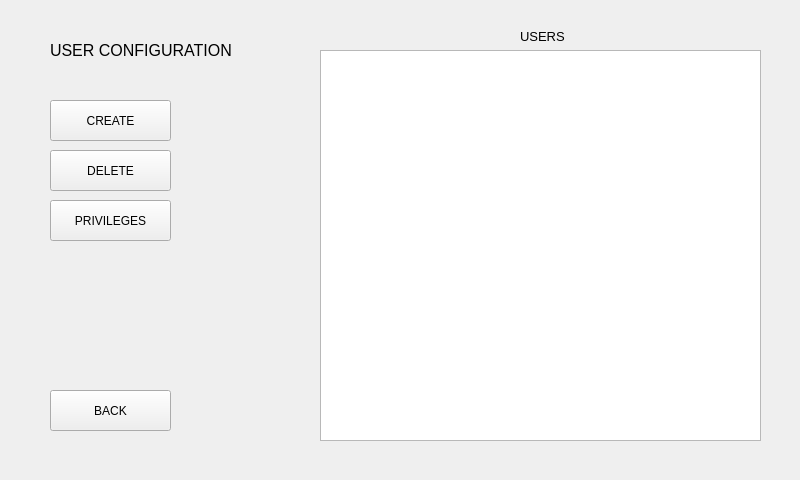
Before: the Qt Designer form FlexVault_Qt/userconfiguration.ui in andreaslydemann/FlexVault, drawn with Qt 5.
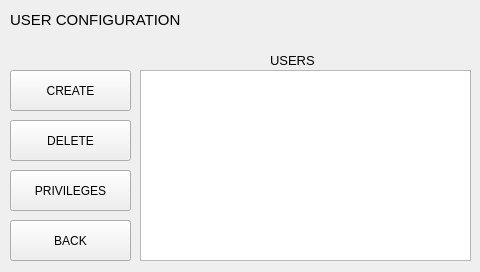
After: the same form once the commit is applied.

What changed in the file:
```diff
--- a/FlexVault_Qt/userconfiguration.ui
+++ b/FlexVault_Qt/userconfiguration.ui
@@ -6,8 +6,8 @@
    <rect>
     <x>0</x>
     <y>0</y>
-    <width>800</width>
-    <height>480</height>
+    <width>480</width>
+    <height>272</height>
    </rect>
   </property>
   <property name="windowTitle">
@@ -16,18 +16,18 @@
   <widget class="QListWidget" name="userListWidget">
    <property name="geometry">
     <rect>
-     <x>320</x>
-     <y>50</y>
-     <width>441</width>
-     <height>391</height>
+     <x>140</x>
+     <y>70</y>
+     <width>331</width>
+     <height>191</height>
     </rect>
    </property>
   </widget>
   <widget class="QPushButton" name="backButton">
    <property name="geometry">
     <rect>
-     <x>50</x>
-     <y>390</y>
+     <x>10</x>
+     <y>220</y>
      <width>121</width>
      <height>41</height>
     </rect>
@@ -39,8 +39,8 @@
   <widget class="QPushButton" name="privilegesButton">
    <property name="geometry">
     <rect>
-     <x>50</x>
-     <y>200</y>
+     <x>10</x>
+     <y>170</y>
      <width>121</width>
      <height>41</height>
     </rect>
@@ -52,8 +52,8 @@
   <widget class="QPushButton" name="deleteButton">
    <property name="geometry">
     <rect>
-     <x>50</x>
-     <y>150</y>
+     <x>10</x>
+     <y>120</y>
      <width>121</width>
      <height>41</height>
     </rect>
@@ -65,8 +65,8 @@
   <widget class="QPushButton" name="createButton">
    <property name="geometry">
     <rect>
-     <x>50</x>
-     <y>100</y>
+     <x>10</x>
+     <y>70</y>
      <width>121</width>
      <height>41</height>
     </rect>
@@ -78,8 +78,8 @@
   <widget class="QLabel" name="usersLabel">
    <property name="geometry">
     <rect>
-     <x>520</x>
-     <y>26</y>
+     <x>270</x>
+     <y>50</y>
      <width>81</width>
      <height>21</height>
     </rect>
@@ -91,14 +91,14 @@
   <widget class="QLabel" name="ucLabel">
    <property name="geometry">
     <rect>
-     <x>50</x>
-     <y>30</y>
+     <x>10</x>
+     <y>0</y>
      <width>241</width>
      <height>41</height>
     </rect>
    </property>
    <property name="text">
-    <string>&lt;html&gt;&lt;head/&gt;&lt;body&gt;&lt;p&gt;&lt;span style=&quot; font-size:12pt;&quot;&gt;USER CONFIGURATION&lt;/span&gt;&lt;/p&gt;&lt;/body&gt;&lt;/html&gt;</string>
+    <string>&lt;html&gt;&lt;head/&gt;&lt;body&gt;&lt;p&gt;&lt;span style=&quot; font-size:11pt;&quot;&gt;USER CONFIGURATION&lt;/span&gt;&lt;/p&gt;&lt;/body&gt;&lt;/html&gt;</string>
    </property>
   </widget>
  </widget>
```
